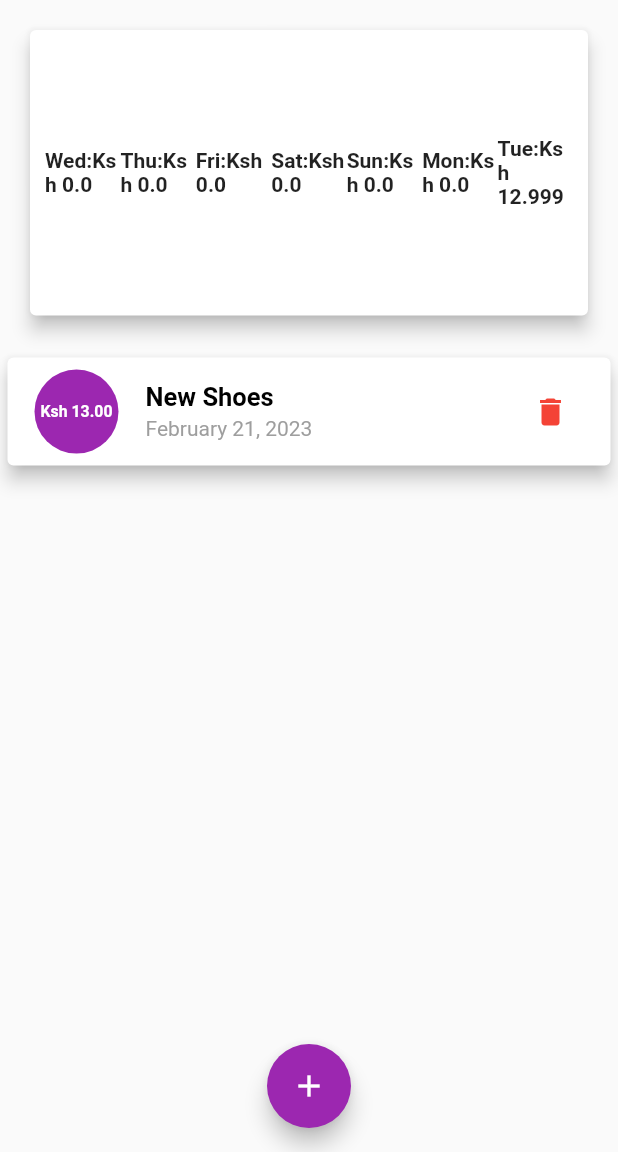
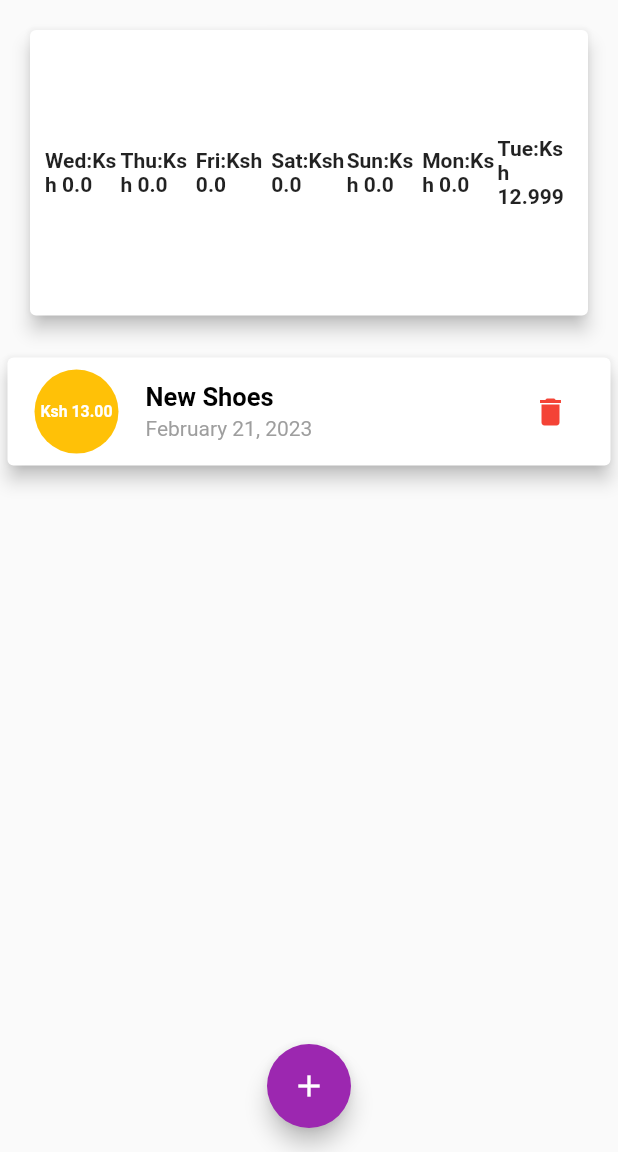
Before and after one commit to Bildad0/Flutter-Apps, a Flutter app: the screen it shows after launch, on a phone screen of 412 x 824 dp, the part 84-1236 px from its top. Run offline on Flutter 3.47's test engine with Material 2 defaults, Android fonts, the phone set to English and light mode, and no system bars; our stand-ins replace flutter_dotenv; missing offline and left inert: mongo_dart.

Commit message:
updates and fixes

```diff
--- a/lib/PersonalExpenseApp/Widgets/transaction_item.dart
+++ b/lib/PersonalExpenseApp/Widgets/transaction_item.dart
@@ -1,9 +1,11 @@
+import 'dart:math';
+
 import 'package:flutter/material.dart';
 import 'package:intl/intl.dart';
 
 import '../Models/transaction.dart';
 
-class TransactionItem extends StatelessWidget {
+class TransactionItem extends StatefulWidget {
   const TransactionItem({
     Key? key,
     required this.transaction,
@@ -12,6 +14,30 @@ class TransactionItem extends StatelessWidget {
 
   final Transaction transaction;
   final Function deleteTx;
+
+  @override
+  State<TransactionItem> createState() => _TransactionItemState();
+}
+
+class _TransactionItemState extends State<TransactionItem> {
+  late Color _bgColor;
+  @override
+  void initState() {
+    const availableColors = [
+      Colors.red,
+      Colors.blue,
+      Colors.purple,
+      Colors.lightGreenAccent,
+      Colors.blueGrey,
+      Colors.cyan,
+      Colors.deepOrangeAccent,
+      Colors.amber,
+      Colors.brown
+    ];
+
+    _bgColor = availableColors[Random().nextInt(availableColors.length)];
+    super.initState();
+  }
 
   @override
   Widget build(BuildContext context) {
@@ -24,12 +50,12 @@ class TransactionItem extends StatelessWidget {
       child: ListTile(
         leading: CircleAvatar(
           radius: 30,
-          backgroundColor: Colors.purple,
+          backgroundColor: _bgColor,
           child: Padding(
             padding: const EdgeInsets.all(6),
             child: FittedBox(
               child: Text(
-                "Ksh ${transaction.amount.toStringAsFixed(2)}",
+                "Ksh ${widget.transaction.amount.toStringAsFixed(2)}",
                 style: const TextStyle(
                   fontSize: 200,
                   fontWeight: FontWeight.bold,
@@ -40,7 +66,7 @@ class TransactionItem extends StatelessWidget {
           ),
         ),
         title: Text(
-          transaction.tittle,
+          widget.transaction.tittle,
           style: const TextStyle(
             color: Colors.black,
             fontWeight: FontWeight.bold,
@@ -48,14 +74,14 @@ class TransactionItem extends StatelessWidget {
           ),
         ),
         subtitle: Text(
-          DateFormat.yMMMMd().format(transaction.date),
+          DateFormat.yMMMMd().format(widget.transaction.date),
           style: const TextStyle(
             color: Colors.grey,
           ),
         ),
         trailing: MediaQuery.of(context).size.width > 720
             ? TextButton.icon(
-                onPressed: () => deleteTx(transaction.id),
+                onPressed: () => widget.deleteTx(widget.transaction.id),
                 icon: Icon(
                   Icons.delete,
                   color: Theme.of(context).errorColor,
@@ -68,7 +94,7 @@ class TransactionItem extends StatelessWidget {
             : IconButton(
                 color: Theme.of(context).errorColor,
                 icon: const Icon(Icons.delete),
-                onPressed: () => deleteTx(transaction.id),
+                onPressed: () => widget.deleteTx(widget.transaction.id),
               ),
       ),
     );
--- a/lib/PersonalExpenseApp/Widgets/transaction_list.dart
+++ b/lib/PersonalExpenseApp/Widgets/transaction_list.dart
@@ -33,14 +33,14 @@ class TransactionList extends StatelessWidget {
               )
             ],
           )
-        : ListView.builder(
-            itemBuilder: (ctx, index) {
-              return TransactionItem(
-                transaction: transactions[index],
-                deleteTx: deleteTx,
-              );
-            },
-            itemCount: transactions.length,
+        : ListView(
+            children: transactions
+                .map((tx) => TransactionItem(
+                      key: ValueKey(tx.id),
+                      transaction: tx,
+                      deleteTx: deleteTx,
+                    ))
+                .toList(),
           );
   }
 }
```
